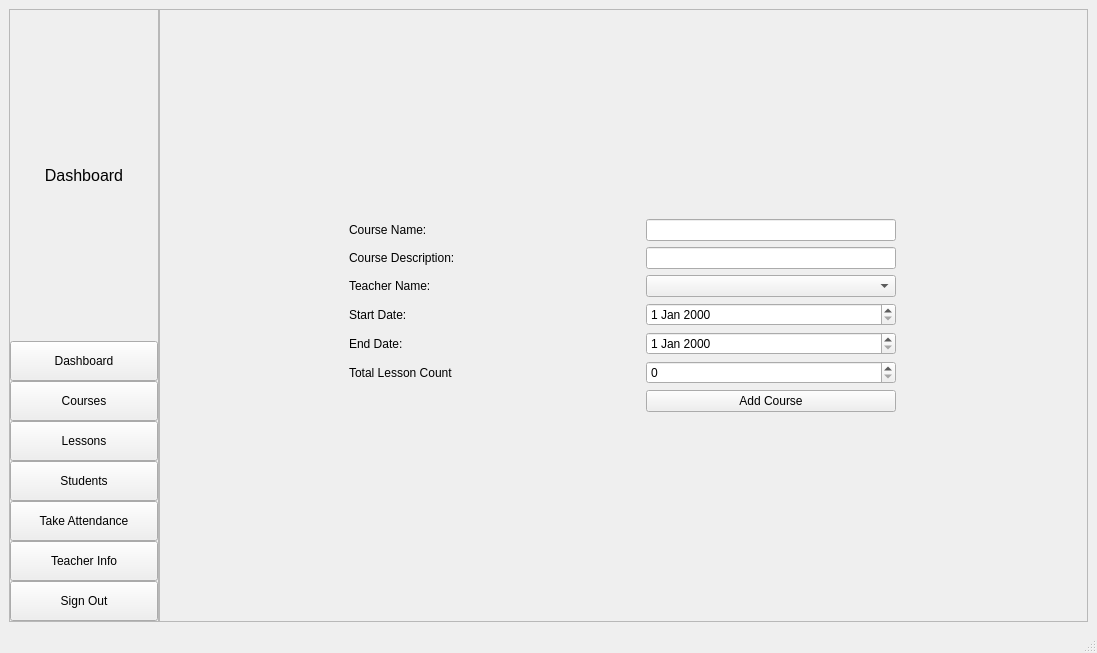
Before: the Qt Designer form frontend/Dashboard.ui in moooserstupid/Attendace-Traccking-System-with-Python-and-SQlite, drawn with Qt 5.
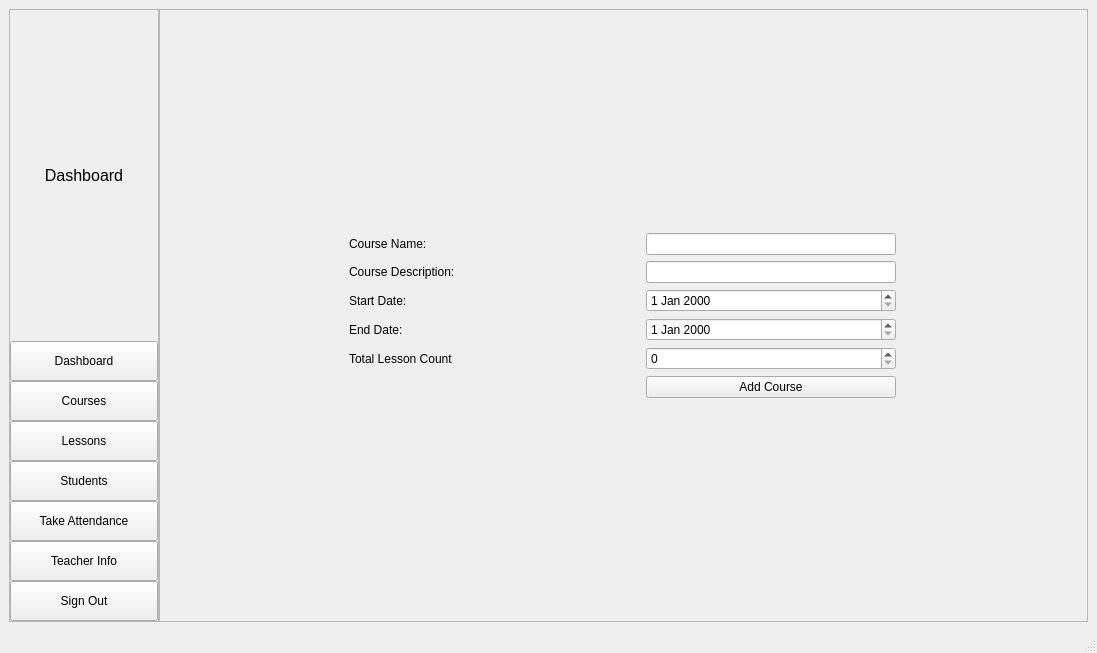
After: the same form once the commit is applied. The open tabs and pages were chosen to show the change.

```diff
--- a/frontend/Dashboard.ui
+++ b/frontend/Dashboard.ui
@@ -329,7 +329,7 @@
              <layout class="QVBoxLayout" name="verticalLayout_29">
               <item>
                <layout class="QGridLayout" name="gridLayout">
-                <item row="5" column="0">
+                <item row="4" column="0">
                  <widget class="QLabel" name="label_14">
                   <property name="maximumSize">
                    <size>
@@ -342,29 +342,11 @@
                   </property>
                  </widget>
                 </item>
-                <item row="1" column="1">
-                 <widget class="QLineEdit" name="course_description_lineEdit">
-                  <property name="maximumSize">
-                   <size>
-                    <width>250</width>
-                    <height>16777215</height>
-                   </size>
-                  </property>
-                 </widget>
+                <item row="5" column="1">
+                 <widget class="QDateEdit" name="end_date_dateEdit"/>
                 </item>
-                <item row="6" column="0">
-                 <widget class="QLabel" name="label_15">
-                  <property name="text">
-                   <string>End Date:</string>
-                  </property>
-                 </widget>
-                </item>
-                <item row="8" column="1">
-                 <widget class="QPushButton" name="add_course_btn">
-                  <property name="text">
-                   <string>Add Course</string>
-                  </property>
-                 </widget>
+                <item row="4" column="1">
+                 <widget class="QDateEdit" name="start_date_dateEdit"/>
                 </item>
                 <item row="0" column="1">
                  <widget class="QLineEdit" name="course_name_lineEdit">
@@ -382,16 +364,6 @@
                   </property>
                  </widget>
                 </item>
-                <item row="6" column="1">
-                 <widget class="QDateEdit" name="end_date_dateEdit"/>
-                </item>
-                <item row="3" column="0">
-                 <widget class="QLabel" name="label_8">
-                  <property name="text">
-                   <string>Teacher Name:</string>
-                  </property>
-                 </widget>
-                </item>
                 <item row="0" column="0">
                  <widget class="QLabel" name="label_7">
                   <property name="maximumSize">
@@ -406,18 +378,19 @@
                  </widget>
                 </item>
                 <item row="7" column="1">
-                 <widget class="QSpinBox" name="total_lesson_count_spinBox"/>
+                 <widget class="QPushButton" name="add_course_btn">
+                  <property name="text">
+                   <string>Add Course</string>
+                  </property>
+                 </widget>
                 </item>
-                <item row="7" column="0">
+                <item row="6" column="0">
                  <widget class="QLabel" name="label_16">
                   <property name="text">
                    <string>Total Lesson Count</string>
                   </property>
                  </widget>
                 </item>
-                <item row="5" column="1">
-                 <widget class="QDateEdit" name="start_date_dateEdit"/>
-                </item>
                 <item row="1" column="0">
                  <widget class="QLabel" name="label_9">
                   <property name="text">
@@ -425,8 +398,25 @@
                   </property>
                  </widget>
                 </item>
-                <item row="3" column="1">
-                 <widget class="QComboBox" name="teacher_name_comboBox"/>
+                <item row="5" column="0">
+                 <widget class="QLabel" name="label_15">
+                  <property name="text">
+                   <string>End Date:</string>
+                  </property>
+                 </widget>
+                </item>
+                <item row="1" column="1">
+                 <widget class="QLineEdit" name="course_description_lineEdit">
+                  <property name="maximumSize">
+                   <size>
+                    <width>250</width>
+                    <height>16777215</height>
+                   </size>
+                  </property>
+                 </widget>
+                </item>
+                <item row="6" column="1">
+                 <widget class="QSpinBox" name="total_lesson_count_spinBox"/>
                 </item>
                </layout>
               </item>
```
Left out of the diff: 2 changed lines with no effect on the pictures.
